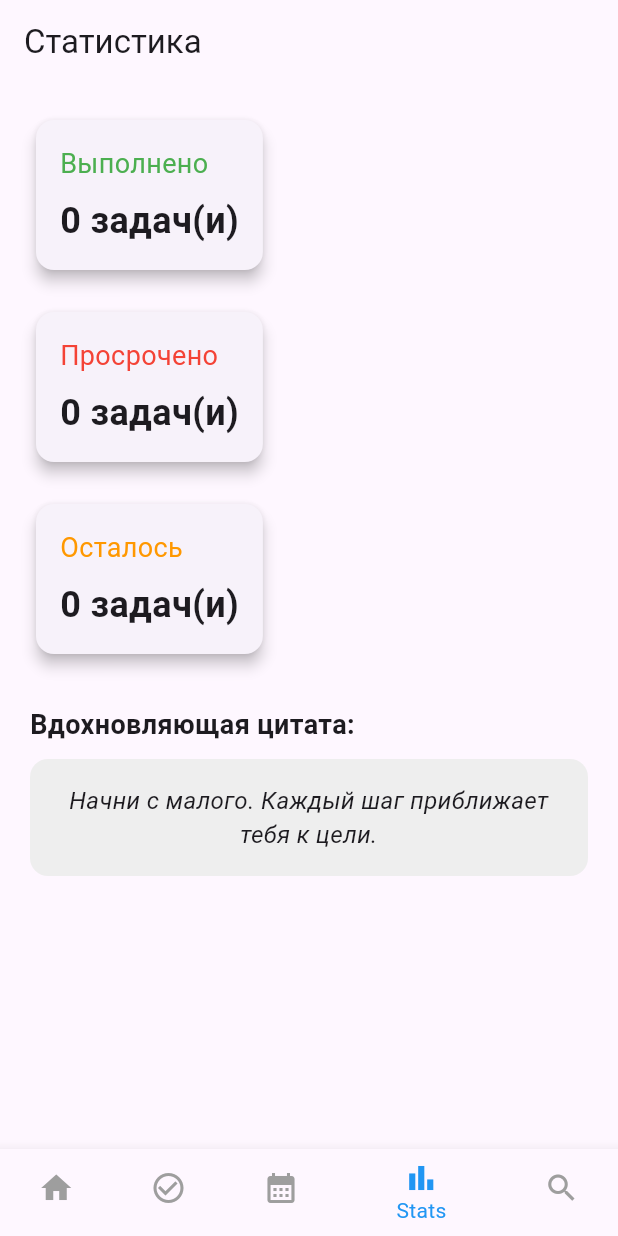
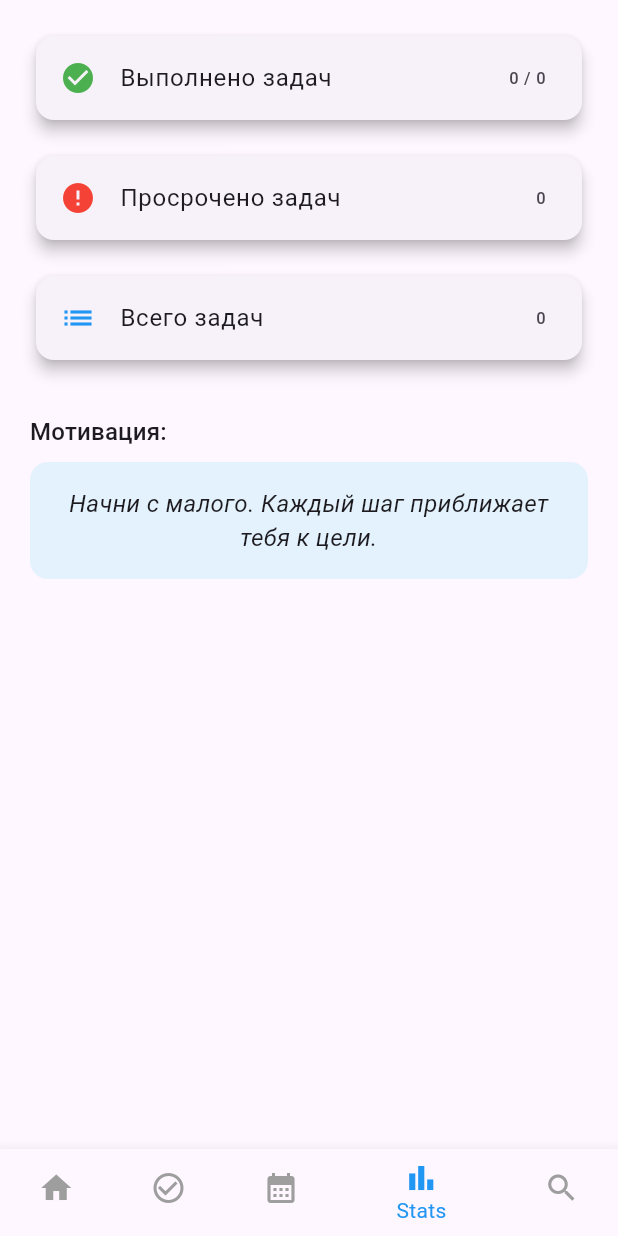
Before and after one commit to starArsonist/mobile-app, a Flutter app: the screen it shows after launch, item 4 of the bottom bar chosen, on a phone screen of 412 x 824 dp. Run offline on Flutter 3.47's test engine with Material 3 defaults, Android fonts, the phone set to English and light mode, and no system bars; our stand-ins replace table_calendar.

Commit message:
fix task lifetime, fix calendar

```diff
--- a/lib/models/task.dart
+++ b/lib/models/task.dart
@@ -1,6 +1,7 @@
-enum TaskPriority { high, medium, low }
+enum TaskPriority { low, medium, high }
 
 class Task {
+  final String id;
   final String title;
   final String description;
   final DateTime createdAt;
@@ -9,6 +10,7 @@ class Task {
   bool isCompleted;
 
   Task({
+    required this.id,
     required this.title,
     required this.description,
     required this.createdAt,
--- a/lib/screens/add_task_screen.dart
+++ b/lib/screens/add_task_screen.dart
@@ -21,6 +21,7 @@ class _AddTaskScreenState extends State<AddTaskScreen> {
     if (_titleController.text.isEmpty || _deadline == null) return;
 
     final newTask = Task(
+      id: DateTime.now().millisecondsSinceEpoch.toString(),
       title: _titleController.text,
       description: _descriptionController.text,
       createdAt: DateTime.now(),
--- a/lib/screens/edit_task_screen.dart
+++ b/lib/screens/edit_task_screen.dart
@@ -46,6 +46,7 @@ class _EditTaskScreenState extends State<EditTaskScreen> {
 
   void _submit() {
     final updatedTask = Task(
+      id: widget.task.id,
       title: _titleController.text,
       description: _descriptionController.text,
       createdAt: widget.task.createdAt,
--- a/lib/screens/statistics_screen.dart
+++ b/lib/screens/statistics_screen.dart
@@ -6,19 +6,9 @@ class StatisticsScreen extends StatelessWidget {
 
   const StatisticsScreen({super.key, required this.tasks});
 
-  int get completedTasksCount {
-    return tasks.where((task) => task.isCompleted).length;
-  }
-
-  int get overdueTasksCount {
-    return tasks
-        .where((task) => !task.isCompleted && task.deadline.isBefore(DateTime.now()))
-        .length;
-  }
-
-  int get remainingTasksCount {
-    return tasks.where((task) => !task.isCompleted).length - overdueTasksCount;
-  }
+  int get completedTasksCount => tasks.where((task) => task.isCompleted).length;
+  int get totalTasksCount => tasks.length;
+  int get overdueTasksCount => tasks.where((task) => !task.isCompleted && task.deadline.isBefore(DateTime.now())).length;
 
   String get motivationalQuote {
     if (completedTasksCount >= 5)
@@ -31,97 +21,56 @@ class StatisticsScreen extends StatelessWidget {
 
   @override
   Widget build(BuildContext context) {
-    return Scaffold(
-      appBar: AppBar(
-        title: Text("Статистика"),
-      ),
-      body: Padding(
+    return Padding(
       padding: const EdgeInsets.all(20.0),
       child: Column(
         crossAxisAlignment: CrossAxisAlignment.start,
         children: [
           Card(
             elevation: 4,
-              child: Padding(
-                padding: const EdgeInsets.all(16.0),
-                child: Column(
-                  crossAxisAlignment: CrossAxisAlignment.start,
-                  children: [
-                    Text(
-                      "Выполнено",
-                      style: TextStyle(fontSize: 18, color: Colors.green),
-                    ),
-                    SizedBox(height: 8),
-                    Text(
-                      "$completedTasksCount задач(и)",
-                      style: TextStyle(fontSize: 24, fontWeight: FontWeight.bold),
-                    ),
-                  ],
+            child: ListTile(
+              leading: const Icon(Icons.check_circle, color: Colors.green),
+              title: const Text("Выполнено задач"),
+              trailing: Text("$completedTasksCount / $totalTasksCount"),
             ),
           ),
-            ),
-            SizedBox(height: 20),
+          const SizedBox(height: 16),
           Card(
             elevation: 4,
-              child: Padding(
-                padding: const EdgeInsets.all(16.0),
-                child: Column(
-                  crossAxisAlignment: CrossAxisAlignment.start,
-                  children: [
-                    Text(
-                      "Просрочено",
-                      style: TextStyle(fontSize: 18, color: Colors.red),
-                    ),
-                    SizedBox(height: 8),
-                    Text(
-                      "$overdueTasksCount задач(и)",
-                      style: TextStyle(fontSize: 24, fontWeight: FontWeight.bold),
-                    ),
-                  ],
+            child: ListTile(
+              leading: const Icon(Icons.error, color: Colors.red),
+              title: const Text("Просрочено задач"),
+              trailing: Text("$overdueTasksCount"),
             ),
           ),
-            ),
-            SizedBox(height: 20),
+          const SizedBox(height: 16),
           Card(
             elevation: 4,
-              child: Padding(
-                padding: const EdgeInsets.all(16.0),
-                child: Column(
-                  crossAxisAlignment: CrossAxisAlignment.start,
-                  children: [
-                    Text(
-                      "Осталось",
-                      style: TextStyle(fontSize: 18, color: Colors.orange),
-                    ),
-                    SizedBox(height: 8),
-                    Text(
-                      "$remainingTasksCount задач(и)",
-                      style: TextStyle(fontSize: 24, fontWeight: FontWeight.bold),
-                    ),
-                  ],
+            child: ListTile(
+              leading: const Icon(Icons.list, color: Colors.blue),
+              title: const Text("Всего задач"),
+              trailing: Text("$totalTasksCount"),
             ),
           ),
+          const SizedBox(height: 32),
+          Text(
+            "Мотивация:",
+            style: Theme.of(context).textTheme.titleMedium,
           ),
-            SizedBox(height: 30),
-            Text(
-              "Вдохновляющая цитата:",
-              style: TextStyle(fontSize: 18, fontWeight: FontWeight.bold),
-            ),
-            SizedBox(height: 10),
+          const SizedBox(height: 8),
           Container(
-              padding: EdgeInsets.all(16),
+            padding: const EdgeInsets.all(16),
             decoration: BoxDecoration(
-                color: Colors.grey[200],
+              color: Colors.blue.shade50,
               borderRadius: BorderRadius.circular(12),
             ),
             child: Text(
               motivationalQuote,
-                style: TextStyle(fontSize: 16, fontStyle: FontStyle.italic),
+              style: const TextStyle(fontSize: 16, fontStyle: FontStyle.italic),
               textAlign: TextAlign.center,
             ),
-            )
+          ),
         ],
-        ),
       ),
     );
   }
```
Also changed, not shown: lib/screens/calendar_screen.dart (+26 -87 lines), lib/screens/home_screen.dart (+6 -21 lines), lib/screens/search_screen.dart (+3 -53 lines), lib/screens/tasks_screen.dart (+24 -21 lines). Lines whose indentation alone changed are shown as unchanged.
